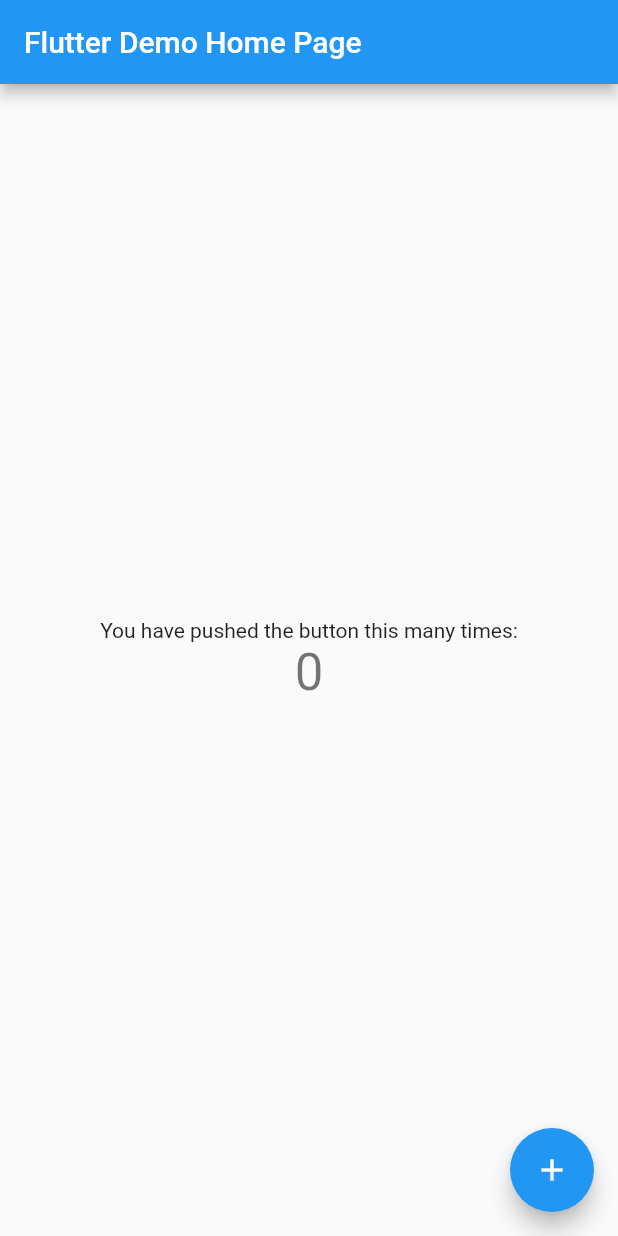
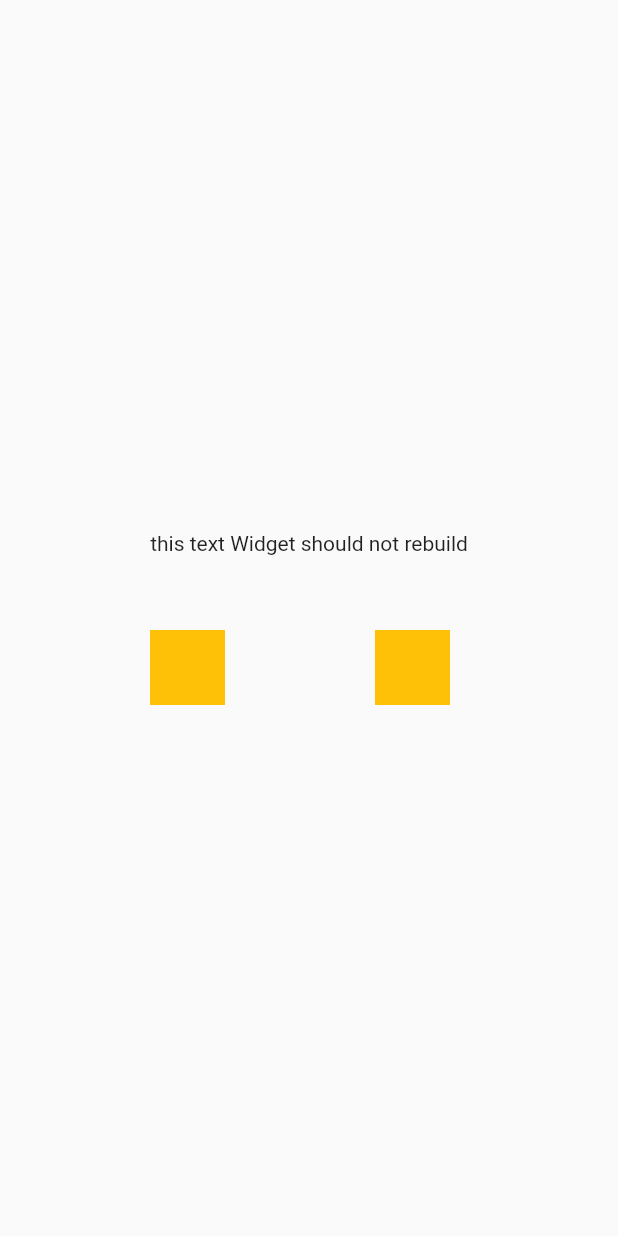
Before and after one commit to mohammadne/Flutter_Examples, a Flutter app: the screen it shows after launch, on a phone screen of 412 x 824 dp. Run offline on Flutter 3.47's test engine with Material 2 defaults, Android fonts, the phone set to English and light mode, and no system bars.

Commit message:
feat: create base of inherited widget

```diff
--- a/inherited_widget_example/lib/main.dart
+++ b/inherited_widget_example/lib/main.dart
@@ -1,117 +1,140 @@
 import 'package:flutter/material.dart';
+import 'dart:math';
 
-void main() {
-  runApp(MyApp());
+void main() => runApp(
+      MaterialApp(
+        title: "Random Squares",
+        home: StatefulRootWidget(),
+      ),
+    );
+
+class StatefulRootWidget extends StatefulWidget {
+  @override
+  StatefulRootWidgetState createState() => StatefulRootWidgetState();
 }
 
-class MyApp extends StatelessWidget {
-  // This widget is the root of your application.
-  @override
-  Widget build(BuildContext context) {
-    return MaterialApp(
-      title: 'Flutter Demo',
-      theme: ThemeData(
-        // This is the theme of your application.
-        //
-        // Try running your application with "flutter run". You'll see the
-        // application has a blue toolbar. Then, without quitting the app, try
-        // changing the primarySwatch below to Colors.green and then invoke
-        // "hot reload" (press "r" in the console where you ran "flutter run",
-        // or simply save your changes to "hot reload" in a Flutter IDE).
-        // Notice that the counter didn't reset back to zero; the application
-        // is not restarted.
-        primarySwatch: Colors.blue,
-        // This makes the visual density adapt to the platform that you run
-        // the app on. For desktop platforms, the controls will be smaller and
-        // closer together (more dense) than on mobile platforms.
-        visualDensity: VisualDensity.adaptivePlatformDensity,
-      ),
-      home: MyHomePage(title: 'Flutter Demo Home Page'),
-    );
-  }
-}
+/// [StatefulRootWidget]
+/// ||
+/// [InheritedWidget]
+/// ||
+/// [BoxTree]
+/// ||
+/// [Box] & [Box]
 
-class MyHomePage extends StatefulWidget {
-  MyHomePage({Key key, this.title}) : super(key: key);
+class StatefulRootWidgetState extends State<StatefulRootWidget> {
+  final Random _random = Random();
+  Color color = Colors.amber;
 
-  // This widget is the home page of your application. It is stateful, meaning
-  // that it has a State object (defined below) that contains fields that affect
-  // how it looks.
-
-  // This class is the configuration for the state. It holds the values (in this
-  // case the title) provided by the parent (in this case the App widget) and
-  // used by the build method of the State. Fields in a Widget subclass are
-  // always marked "final".
-
-  final String title;
-
-  @override
-  _MyHomePageState createState() => _MyHomePageState();
-}
-
-class _MyHomePageState extends State<MyHomePage> {
-  int _counter = 0;
-
-  void _incrementCounter() {
+  void onTap() {
     setState(() {
-      // This call to setState tells the Flutter framework that something has
-      // changed in this State, which causes it to rerun the build method below
-      // so that the display can reflect the updated values. If we changed
-      // _counter without calling setState(), then the build method would not be
-      // called again, and so nothing would appear to happen.
-      _counter++;
+      color = Color.fromRGBO(
+        _random.nextInt(256),
+        _random.nextInt(256),
+        _random.nextInt(256),
+        _random.nextDouble(),
+      );
     });
   }
 
   @override
   Widget build(BuildContext context) {
-    // This method is rerun every time setState is called, for instance as done
-    // by the _incrementCounter method above.
-    //
-    // The Flutter framework has been optimized to make rerunning build methods
-    // fast, so that you can just rebuild anything that needs updating rather
-    // than having to individually change instances of widgets.
-    return Scaffold(
-      appBar: AppBar(
-        // Here we take the value from the MyHomePage object that was created by
-        // the App.build method, and use it to set our appbar title.
-        title: Text(widget.title),
-      ),
-      body: Center(
-        // Center is a layout widget. It takes a single child and positions it
-        // in the middle of the parent.
-        child: Column(
-          // Column is also a layout widget. It takes a list of children and
-          // arranges them vertically. By default, it sizes itself to fit its
-          // children horizontally, and tries to be as tall as its parent.
-          //
-          // Invoke "debug painting" (press "p" in the console, choose the
-          // "Toggle Debug Paint" action from the Flutter Inspector in Android
-          // Studio, or the "Toggle Debug Paint" command in Visual Studio Code)
-          // to see the wireframe for each widget.
-          //
-          // Column has various properties to control how it sizes itself and
-          // how it positions its children. Here we use mainAxisAlignment to
-          // center the children vertically; the main axis here is the vertical
-          // axis because Columns are vertical (the cross axis would be
-          // horizontal).
-          mainAxisAlignment: MainAxisAlignment.center,
-          children: <Widget>[
-            Text(
-              'You have pushed the button this many times:',
-            ),
-            Text(
-              '$_counter',
-              style: Theme.of(context).textTheme.headline4,
-            ),
-          ],
-        ),
-      ),
-      floatingActionButton: FloatingActionButton(
-        onPressed: _incrementCounter,
-        tooltip: 'Increment',
-        child: Icon(Icons.add),
-      ), // This trailing comma makes auto-formatting nicer for build methods.
+    return ColorState(
+      color: color,
+      onTap: onTap,
+      // the decendent widget below inherited widget (first decendent)
+      child: BoxTree(),
     );
   }
 }
+
+//! Every widget keeps a map _inheritedWidgets, which stores all ancestor
+//! InheritedWidget instances indexed by their type.
+
+/// [InheritedWidget] is an immutable class so it will not update , it will rebuild
+/// It can efficiently deliver this context to every widget in that subtree
+/// InheritedWidget is just a simple widget that does nothing but holding data
+class ColorState extends InheritedWidget {
+  ColorState({
+    Key key,
+    this.color,
+    this.onTap,
+    Widget child,
+  }) : super(key: key, child: child);
+
+  final Color color;
+  final Function onTap;
+
+  /// lets the decendent widgets to know wheater they need update or not
+  /// call decendent [didChangeDependencies] method if return true
+  @override
+  bool updateShouldNotify(ColorState oldWidget) => color != oldWidget.color;
+
+  /// it acts like singleton class
+  static ColorState of(BuildContext context) {
+    /// enables a descendant widget to access the closest ancestor MyInheritedWidget
+    /// instance enclosed in its BuildContext.
+    /// this context is only accessable for [InheritedWidget]s
+    // return context.inheritFromWidgetOfExactType(ColorState); => deprecated
+    return context.dependOnInheritedWidgetOfExactType<ColorState>();
+
+    /// expensive method
+    // return context.ancestorWidgetOfExactType(targetType); => deprecated
+    // return context.findAncestorWidgetOfExactType<ColorState>();
+  }
+}
+
+class BoxTree extends StatelessWidget {
+  @override
+  Widget build(BuildContext context) {
+    return Scaffold(
+      body: Column(
+        mainAxisAlignment: MainAxisAlignment.center,
+        children: [
+          const NotRebuildBox(),
+          SizedBox(height: 50),
+          Row(children: <Widget>[Box(), Box()]),
+        ],
+      ),
+    );
+  }
+}
+
+class NotRebuildBox extends StatelessWidget {
+  const NotRebuildBox();
+
+  @override
+  Widget build(BuildContext context) {
+    print('should not rebuild');
+    return Text('this text Widget should not rebuild');
+  }
+}
+
+class Box extends StatefulWidget {
+  @override
+  _BoxState createState() => _BoxState();
+}
+
+class _BoxState extends State<Box> {
+  ColorState _colorState;
+
+  @override
+  void didChangeDependencies() {
+    super.didChangeDependencies();
+    print('didChangeDependencies');
+    // setState(() {});
+  }
+
+  @override
+  Widget build(BuildContext context) {
+    _colorState = ColorState.of(context);
+    return GestureDetector(
+      onTap: _colorState.onTap,
+      child: Container(
+        width: 50.0,
+        height: 50.0,
+        margin: EdgeInsets.only(left: 100.0),
+        color: _colorState.color,
+      ),
+    );
+  }
+}
```
Also changed, not shown: 1 other file.
